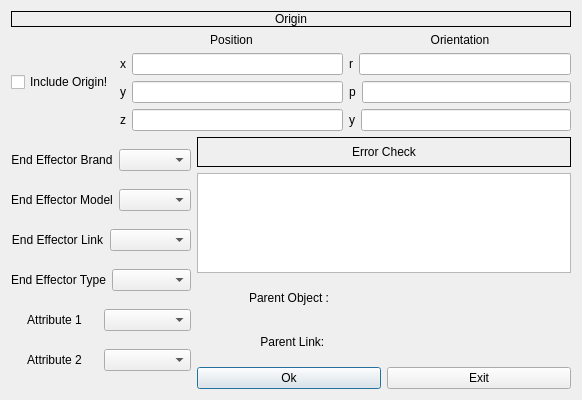
This is workcell_builder/workcell_builder/gui/addendeffector.ui in Mukaram01/Easy_Manipulator_Improved as Qt 5 draws it before an edit. The edited form follows.
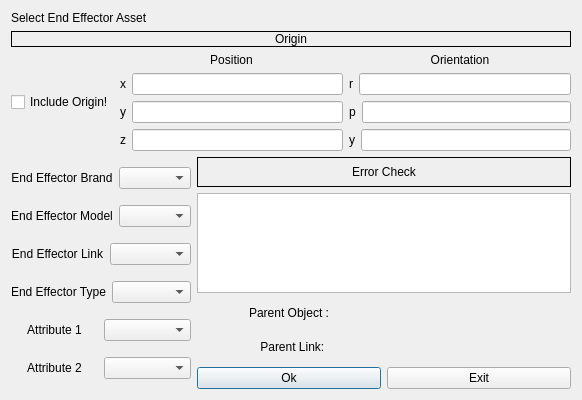
This is the edited form.

Commit message: Add workcell builder asset picker discovery scaffolding

Diff of the .ui file:
```diff
--- a/workcell_builder/workcell_builder/gui/addendeffector.ui
+++ b/workcell_builder/workcell_builder/gui/addendeffector.ui
@@ -14,6 +14,13 @@
    <string>Add End Effector</string>
   </property>
   <layout class="QVBoxLayout" name="verticalLayout_7">
+   <item>
+    <widget class="QLabel" name="asset_picker_hint">
+     <property name="text">
+      <string>Select End Effector Asset</string>
+     </property>
+    </widget>
+   </item>
    <item>
     <layout class="QVBoxLayout" name="verticalLayout_6">
      <item>
```
The commit also changes 6 other files.
